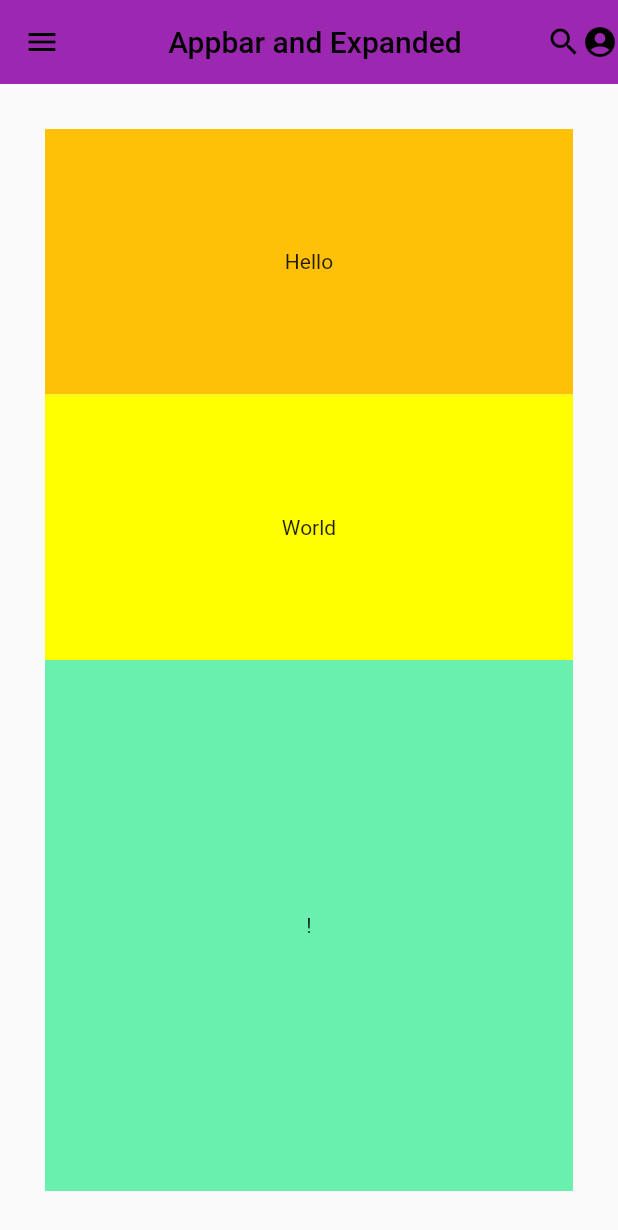
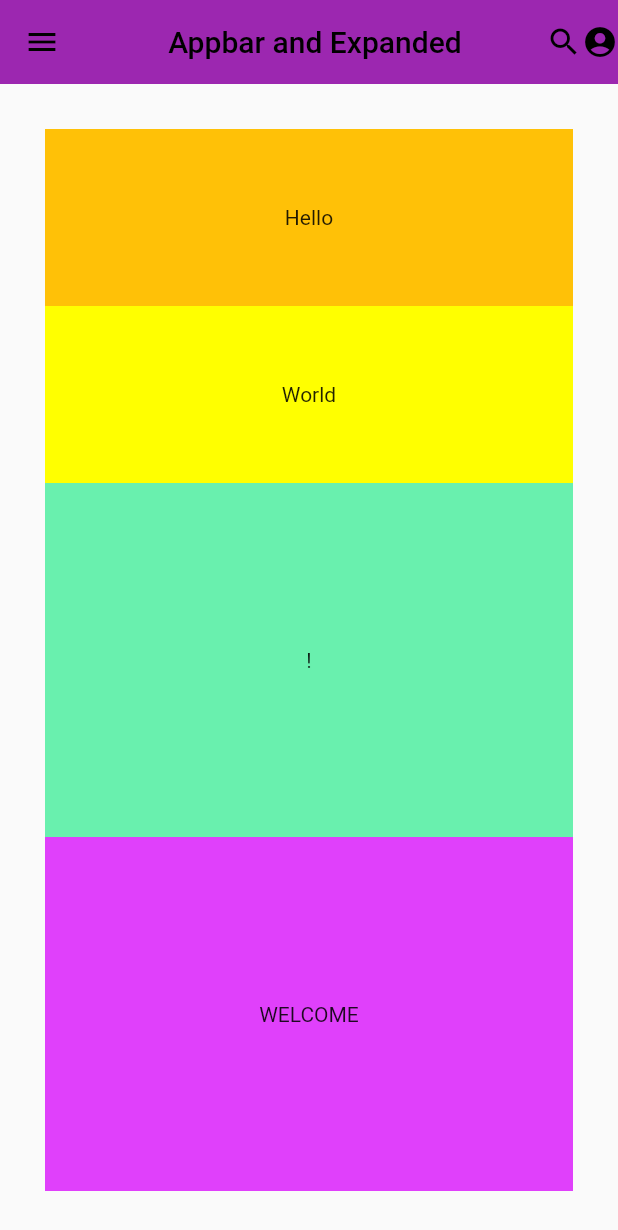
Before and after one commit to parentsmyworld/customisedappbarnexpanded, a Flutter app: the screen it shows after launch, on a phone screen of 412 x 824 dp. Shown: the top 1230 px of the screen. Run offline on Flutter 3.47's test engine with Material 2 defaults, Android fonts, the phone set to English and light mode, and no system bars.

Commit message:
added one more container

```diff
--- a/lib/main.dart
+++ b/lib/main.dart
@@ -77,7 +77,15 @@ class MyApp extends StatelessWidget {
 //                        padding: EdgeInsets.all(30),
                             color: Colors.greenAccent,
                             child: Center(child: Text("!"))),
-                      )
+                      ),
+                      Expanded(
+                        flex: 2,
+                        child: Container(
+//                        padding: EdgeInsets.all(30),
+                            color: Colors.purpleAccent,
+                            child: Center(child: Text("WELCOME"))),
+                      ),
+
                     ],
                   ),
 
```
